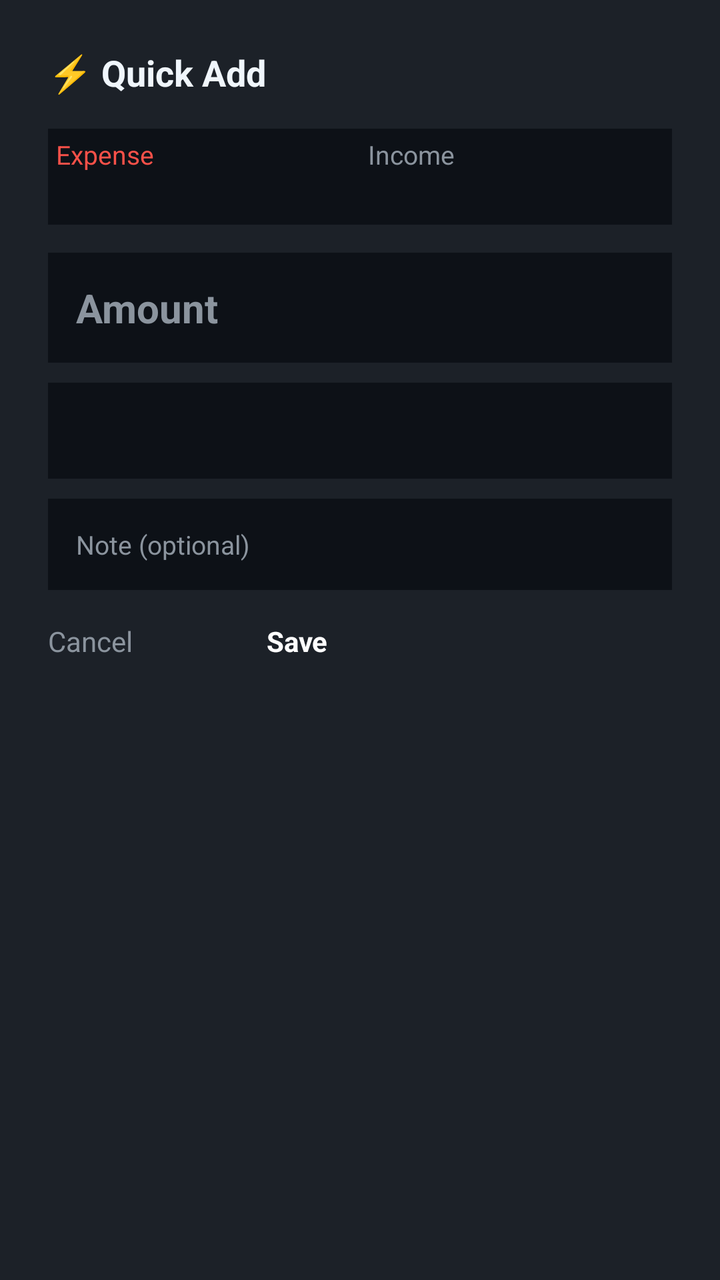
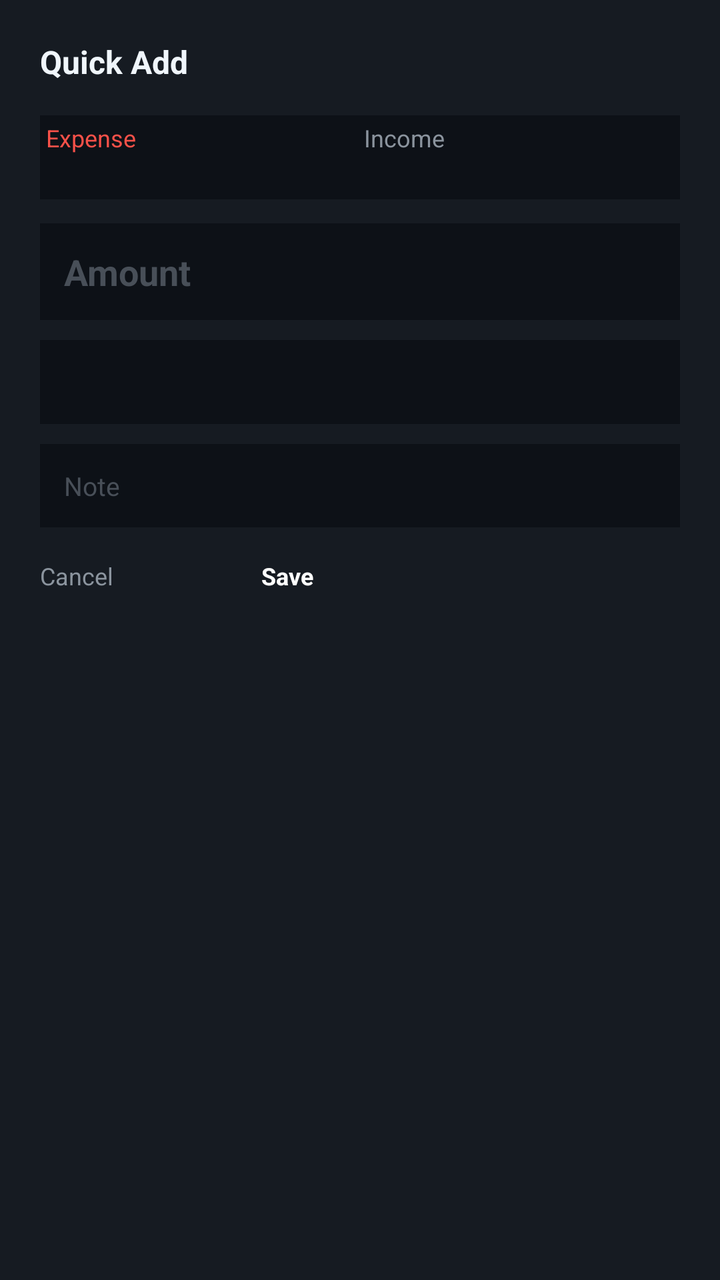

Compare the two renders of this Android layout. The source of the first and the diff that turns it into the second are given below.
<!-- AndroidManifest.xml: activity theme QuickAddTheme -->
<!-- res/layout/activity_quick_add.xml -->
<?xml version="1.0" encoding="utf-8"?>
<LinearLayout xmlns:android="http://schemas.android.com/apk/res/android"
    android:layout_width="match_parent"
    android:layout_height="wrap_content"
    android:orientation="vertical"
    android:background="#1C2128"
    android:padding="24dp">

    
    <TextView
        android:layout_width="match_parent"
        android:layout_height="wrap_content"
        android:text="⚡ Quick Add"
        android:textColor="#F0F6FC"
        android:textSize="18sp"
        android:textStyle="bold"
        android:layout_marginBottom="16dp" />

    
    <LinearLayout
        android:layout_width="match_parent"
        android:layout_height="wrap_content"
        android:orientation="horizontal"
        android:layout_marginBottom="14dp"
        android:background="#0D1117"
        android:padding="4dp">

        <Button
            android:id="@+id/btn_expense"
            android:layout_width="0dp"
            android:layout_height="40dp"
            android:layout_weight="1"
            android:text="Expense"
            android:textSize="13sp"
            android:textColor="#F85149"
            android:backgroundTint="#F8514920"
            android:layout_marginEnd="4dp" />

        <Button
            android:id="@+id/btn_income"
            android:layout_width="0dp"
            android:layout_height="40dp"
            android:layout_weight="1"
            android:text="Income"
            android:textSize="13sp"
            android:textColor="#8B949E"
            android:backgroundTint="#0D1117"
            android:layout_marginStart="4dp" />
    </LinearLayout>

    
    <EditText
        android:id="@+id/edit_amount"
        android:layout_width="match_parent"
        android:layout_height="wrap_content"
        android:hint="Amount"
        android:textColor="#F0F6FC"
        android:textColorHint="#8B949E"
        android:textSize="20sp"
        android:textStyle="bold"
        android:inputType="numberDecimal"
        android:background="#0D1117"
        android:padding="14dp"
        android:layout_marginBottom="10dp" />

    
    <Spinner
        android:id="@+id/spinner_category"
        android:layout_width="match_parent"
        android:layout_height="48dp"
        android:background="#0D1117"
        android:padding="10dp"
        android:popupBackground="#1C2128"
        android:layout_marginBottom="10dp" />

    
    <EditText
        android:id="@+id/edit_note"
        android:layout_width="match_parent"
        android:layout_height="wrap_content"
        android:hint="Note (optional)"
        android:textColor="#F0F6FC"
        android:textColorHint="#8B949E"
        android:textSize="13sp"
        android:inputType="text"
        android:background="#0D1117"
        android:padding="14dp"
        android:layout_marginBottom="16dp" />

    
    <LinearLayout
        android:layout_width="match_parent"
        android:layout_height="wrap_content"
        android:orientation="horizontal">

        <Button
            android:id="@+id/btn_cancel"
            android:layout_width="0dp"
            android:layout_height="46dp"
            android:layout_weight="1"
            android:text="Cancel"
            android:textColor="#8B949E"
            android:backgroundTint="#30363D"
            android:layout_marginEnd="8dp" />

        <Button
            android:id="@+id/btn_save"
            android:layout_width="0dp"
            android:layout_height="46dp"
            android:layout_weight="2"
            android:text="Save"
            android:textColor="#FFFFFF"
            android:textStyle="bold"
            android:backgroundTint="#F85149" />
    </LinearLayout>
</LinearLayout>
<!-- resources referenced by this layout -->
<resources>
  <style name="QuickAddTheme" parent="@android:style/Theme.DeviceDefault.Dialog">
          <item name="android:windowIsTranslucent">true</item>
          <item name="android:windowBackground">@android:color/transparent</item>
          <item name="android:backgroundDimEnabled">true</item>
          <item name="android:windowNoTitle">true</item>
          <item name="android:windowCloseOnTouchOutside">true</item>
          <item name="android:windowMinWidthMajor">90%</item>
          <item name="android:windowMinWidthMinor">90%</item>
      </style>
</resources>

<!-- the commit's change to res/layout/activity_quick_add.xml (unified diff, before → after) -->
@@ -3,16 +3,16 @@
     android:layout_width="match_parent"
     android:layout_height="wrap_content"
     android:orientation="vertical"
-    android:background="#1C2128"
-    android:padding="24dp">
+    android:background="#161B22"
+    android:padding="20dp">
 
     
     <TextView
         android:layout_width="match_parent"
         android:layout_height="wrap_content"
-        android:text="⚡ Quick Add"
+        android:text="Quick Add"
         android:textColor="#F0F6FC"
-        android:textSize="18sp"
+        android:textSize="16sp"
         android:textStyle="bold"
         android:layout_marginBottom="16dp" />
 
@@ -21,31 +21,31 @@
         android:layout_width="match_parent"
         android:layout_height="wrap_content"
         android:orientation="horizontal"
-        android:layout_marginBottom="14dp"
         android:background="#0D1117"
-        android:padding="4dp">
+        android:padding="3dp"
+        android:gravity="center">
 
         <Button
             android:id="@+id/btn_expense"
             android:layout_width="0dp"
-            android:layout_height="40dp"
+            android:layout_height="36dp"
             android:layout_weight="1"
             android:text="Expense"
-            android:textSize="13sp"
+            android:textSize="12sp"
             android:textColor="#F85149"
             android:backgroundTint="#F8514920"
-            android:layout_marginEnd="4dp" />
+            android:layout_marginEnd="2dp" />
 
         <Button
             android:id="@+id/btn_income"
             android:layout_width="0dp"
-            android:layout_height="40dp"
+            android:layout_height="36dp"
             android:layout_weight="1"
             android:text="Income"
-            android:textSize="13sp"
+            android:textSize="12sp"
             android:textColor="#8B949E"
             android:backgroundTint="#0D1117"
-            android:layout_marginStart="4dp" />
+            android:layout_marginStart="2dp" />
     </LinearLayout>
 
     
@@ -55,62 +55,66 @@
         android:layout_height="wrap_content"
         android:hint="Amount"
         android:textColor="#F0F6FC"
-        android:textColorHint="#8B949E"
-        android:textSize="20sp"
+        android:textColorHint="#484F58"
+        android:textSize="18sp"
         android:textStyle="bold"
         android:inputType="numberDecimal"
         android:background="#0D1117"
-        android:padding="14dp"
-        android:layout_marginBottom="10dp" />
+        android:padding="12dp"
+        android:layout_marginTop="12dp" />
 
     
     <Spinner
         android:id="@+id/spinner_category"
         android:layout_width="match_parent"
-        android:layout_height="48dp"
+        android:layout_height="42dp"
         android:background="#0D1117"
         android:padding="10dp"
-        android:popupBackground="#1C2128"
-        android:layout_marginBottom="10dp" />
+        android:popupBackground="#161B22"
+        android:layout_marginTop="10dp" />
 
     
     <EditText
         android:id="@+id/edit_note"
         android:layout_width="match_parent"
         android:layout_height="wrap_content"
-        android:hint="Note (optional)"
+        android:hint="Note"
         android:textColor="#F0F6FC"
-        android:textColorHint="#8B949E"
+        android:textColorHint="#484F58"
         android:textSize="13sp"
         android:inputType="text"
         android:background="#0D1117"
-        android:padding="14dp"
-        android:layout_marginBottom="16dp" />
+        android:padding="12dp"
+        android:layout_marginTop="10dp" />
 
     
     <LinearLayout
         android:layout_width="match_parent"
         android:layout_height="wrap_content"
-        android:orientation="horizontal">
+        android:orientation="horizontal"
+        android:layout_marginTop="16dp">
 
         <Button
             android:id="@+id/btn_cancel"
             android:layout_width="0dp"
-            android:layout_height="46dp"
+            android:layout_height="42dp"
             android:layout_weight="1"
             android:text="Cancel"
             android:textColor="#8B949E"
-            android:backgroundTint="#30363D"
-            android:layout_marginEnd="8dp" />
+            android:textSize="12sp"
+            android:backgroundTint="#21262D"
+            android:layout_marginEnd="6dp" />
 
         <Button
             android:id="@+id/btn_save"
             android:layout_width="0dp"
-            android:layout_height="46dp"
+            android:layout_height="42dp"
             android:layout_weight="2"
             android:text="Save"
             android:textColor="#FFFFFF"
+            android:textSize="12sp"
             android:textStyle="bold"
-            android:backgroundTint="#F85149" />
+            android:backgroundTint="#238636" />
     </LinearLayout>
+
 </LinearLayout>
